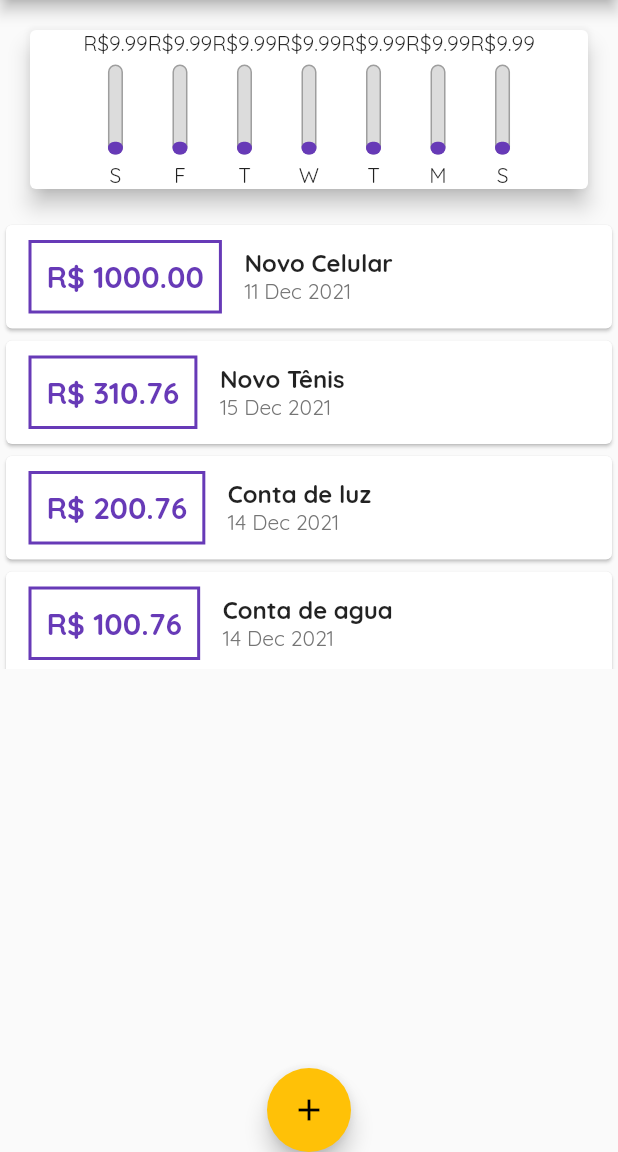
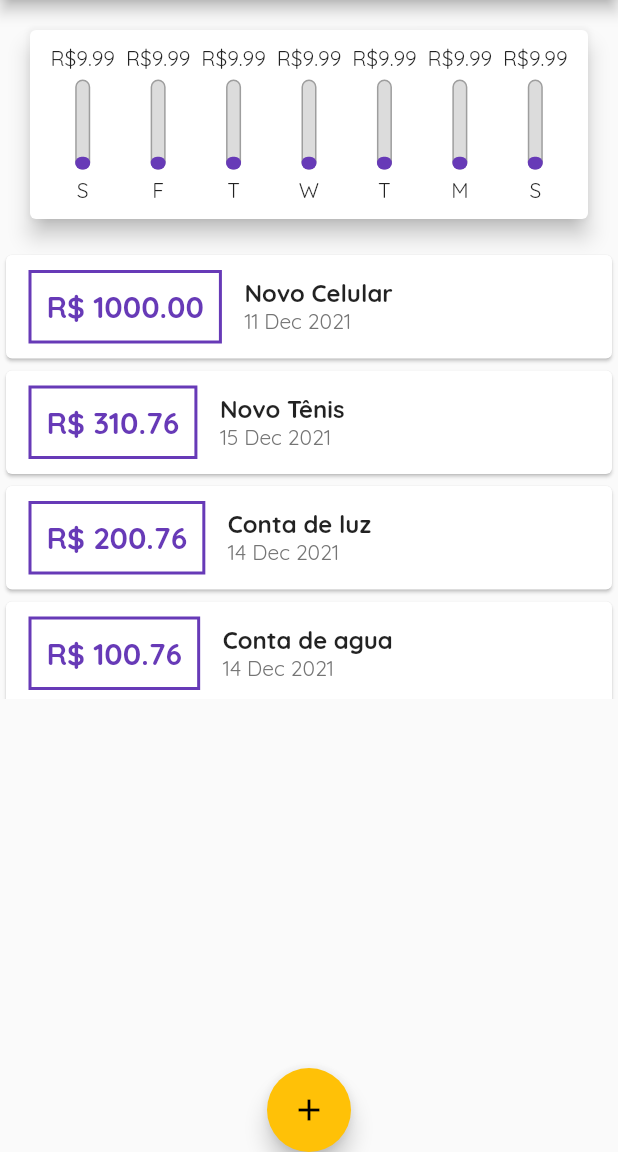
Before and after one commit to mechztcc/flutter-expenses, a Flutter app: the screen it shows after launch, on a phone screen of 412 x 824 dp, the part 84-1236 px from its top. Run offline on Flutter 3.47's test engine with Material 2 defaults, Android fonts, the phone set to English and light mode, and no system bars.

Commit message:
ajustes layout chart bar

```diff
--- a/lib/components/chart.dart
+++ b/lib/components/chart.dart
@@ -38,14 +38,20 @@ class Chart extends StatelessWidget {
     return Card(
       elevation: 6,
       margin: EdgeInsets.all(20),
+      child: Padding(
+        padding: const EdgeInsets.all(10.0),
         child: Row(
           mainAxisAlignment: MainAxisAlignment.center,
           children: groupedTransactions.map((tr) {
-          return ChartBar(
+            return Flexible(
+              fit: FlexFit.tight,
+              child: ChartBar(
                   label: tr['day'].toString(),
                   value: tr['value'],
-              percentage: tr['value'] / _weekTotalValue);
+                  percentage: tr['value'] / _weekTotalValue),
+            );
           }).toList(),
+        ),
       ),
     );
   }
--- a/lib/components/chart_bar.dart
+++ b/lib/components/chart_bar.dart
@@ -16,9 +16,12 @@ class ChartBar extends StatelessWidget {
 
   @override
   Widget build(BuildContext context) {
+    print('percentage');
+    print(percentage);
+
     return Column(
       children: [
-        Text('R\$${value.toStringAsFixed(2)}'),
+        FittedBox(child: Text('R\$${value.toStringAsFixed(2)}')),
         SizedBox(height: 5),
         Container(
           height: 60,
--- a/lib/main.dart
+++ b/lib/main.dart
@@ -64,7 +64,7 @@ class _MyHomePageState extends State<MyHomePage> {
 
   List<Transaction> get _recentTransactions {
     return _transactions.where((tr) {
-      return tr.date.isAfter(DateTime.now().subtract(Duration(days: 7)));
+      return tr.date.isAfter(DateTime.now().subtract(Duration(days: 4)));
     }).toList();
   }
 
```
Lines whose indentation alone changed are shown as unchanged.
